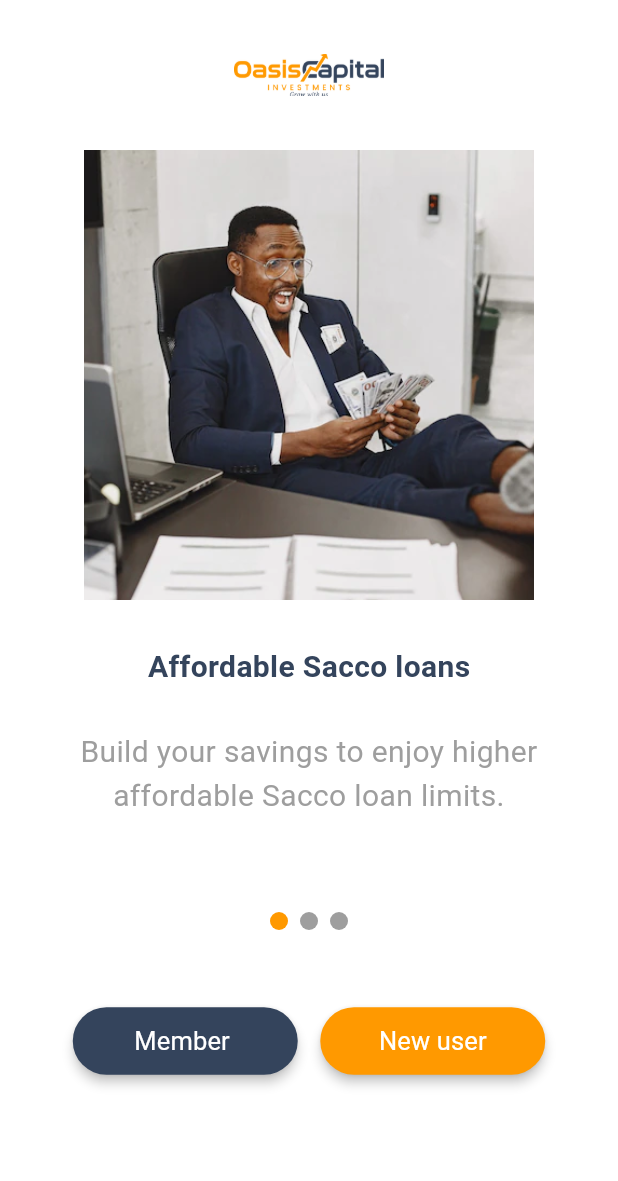
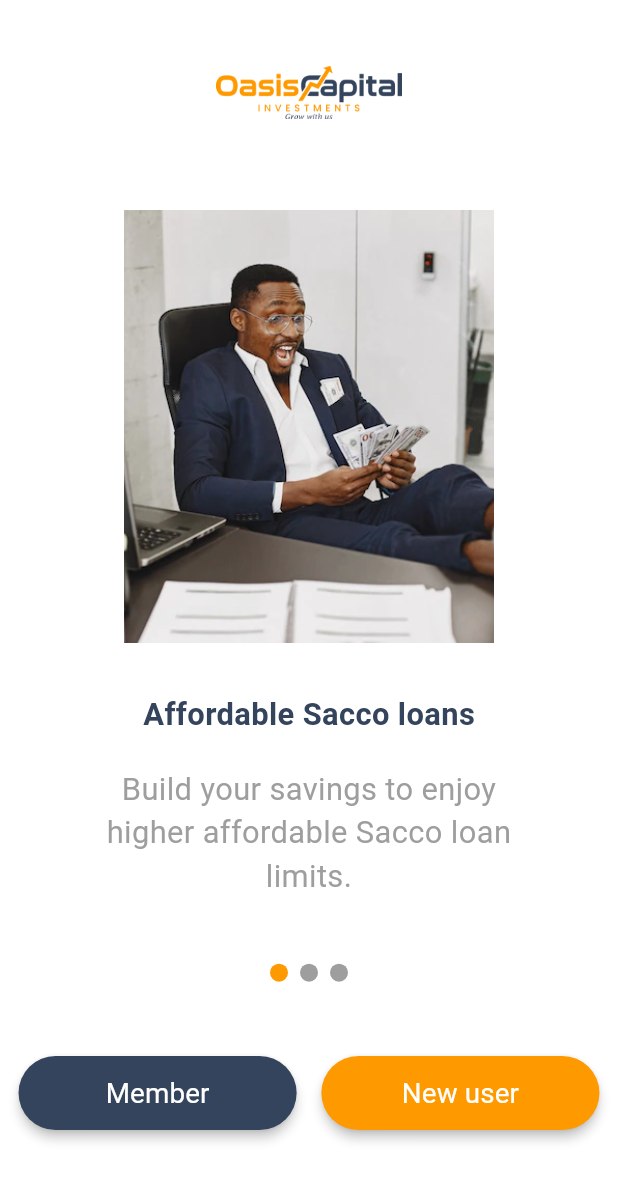
Before and after one commit to NGURE-TIM/OASIS-CAPITAL-INVESTMENTS, a Flutter app: the screen it shows after launch, on a phone screen of 412 x 824 dp. Shown: the top 1181 px of the screen. Run offline on Flutter 3.47's test engine with Material 3 defaults, Android fonts, the phone set to English and light mode, and no system bars; drawn by our look-alikes of flutter_carousel_widget; our stand-ins replace another_flutter_splash_screen, blurrycontainer, cloud_firestore, dashed_circular_progress_bar, dropdown_button2, dropdown_search and 13 more; missing offline and left inert: animated_icon, dart:ffi, flutter_dropdown_search, gif_view, whatsapp_unilink; accounts and stored records are empty.

Commit message:
responsive constraint corrections

```diff
--- a/lib/data_Entry/contacts.dart
+++ b/lib/data_Entry/contacts.dart
@@ -3,7 +3,7 @@ import 'package:firebase_auth/firebase_auth.dart';
 import 'package:fulusi/colors/colors.dart';
 import 'dataEntryWidgets/widgets.dart';
 import 'package:flutter/material.dart';
-import 'package:dropdown_textfield/dropdown_textfield.dart';
+//import 'package:dropdown_textfield/dropdown_textfield.dart';
 import 'package:flutter_dropdown_search/flutter_dropdown_search.dart';
 import 'package:firebase_core/firebase_core.dart';
 import 'package:firebase_database/firebase_database.dart';
--- a/lib/data_Entry/income.dart
+++ b/lib/data_Entry/income.dart
@@ -1,6 +1,7 @@
 import 'package:flutter/material.dart';
 import 'package:fulusi/colors/colors.dart';
 import 'package:provider/provider.dart';
+import '../global/size_config.dart';
 import '../globalWidgets.dart';
 import 'package:gif_view/gif_view.dart';
 import 'package:dropdown_button2/dropdown_button2.dart';
@@ -43,8 +44,8 @@ class _IncomeState extends State<Income> {
                  Center(
                   child:  GifView.asset(
                     'assets/images/account_Info/Income/Money income.gif',
-                    height: 300,
-                    width: 300,
+                    width:  SizeConfig.screenWidth *1,
+                    height: SizeConfig.screenHeight * 0.3,
                     frameRate: 30, // default is 15 FPS
                   )
                 ),
--- /dev/null
+++ b/lib/global/size_config.dart
@@ -0,0 +1,26 @@
+import 'package:flutter/widgets.dart';
+class SizeConfig {
+  static late MediaQueryData _mediaQueryData;
+  static late double screenWidth;
+  static late double screenHeight;
+  static late double blockSizeHorizontal;
+  static late  double blockSizeVertical;
+
+   void init(BuildContext context) {
+    _mediaQueryData = MediaQuery.of(context);
+    screenWidth = _mediaQueryData.size.width;
+    screenHeight = _mediaQueryData.size.height;
+  }
+
+  static responsiveHeightSize(int height) {
+    late double Size;
+    Size= height/ screenHeight;
+    return Size;
+
+  }
+  static responsiveWidthSize(int width) {
+    late double Size;
+    Size= width/screenWidth;
+    return Size ;
+  }
+}
--- a/lib/globalWidgets.dart
+++ b/lib/globalWidgets.dart
@@ -5,6 +5,7 @@ import 'package:provider/provider.dart';
 import 'package:flutter_spinkit/flutter_spinkit.dart';
 import 'package:fulusi/stateManagement_provider/provider.dart';
 import 'colors/colors.dart';
+import 'global/size_config.dart';
 
 class ElavatedButton extends StatelessWidget {
  Function() onPressed ;
@@ -17,18 +18,23 @@ class ElavatedButton extends StatelessWidget {
 
   @override
   Widget build(BuildContext context) {
+    SizeConfig().init(context);
     return ElevatedButton(onPressed:onPressed,
       style:
 
       ElevatedButton.styleFrom(
-    fixedSize: Size(150, 45),
+    fixedSize: Size(
+       SizeConfig.screenWidth * 0.45,
+        SizeConfig.screenHeight * 0.06
+
+    ),
         shape: RoundedRectangleBorder(borderRadius: BorderRadius.circular(30)),
           elevation: elavation, backgroundColor: bodyColor
       ), child: Text(
         text,
         style: TextStyle(
             color: textColor,
-                fontSize:17
+                fontSize:SizeConfig.screenWidth * 0.045,
         ),
       ),
     );
--- a/lib/splashPages/carousel.dart
+++ b/lib/splashPages/carousel.dart
@@ -1,145 +1,152 @@
-
-
 import 'package:flutter_carousel_widget/flutter_carousel_widget.dart';
 import 'package:flutter/material.dart';
 import 'package:fulusi/colors/colors.dart';
 import 'package:fulusi/data_Entry/account_Info.dart';
 import 'package:fulusi/home/dashboard.dart';
+import '../global/size_config.dart';
 import '../globalWidgets.dart';
 import '../logins/login_screens/register/verify.dart';
 import 'package:fulusi/home/home.dart';
-
-//bool phoneNumber verified
-
 
 class Carousel extends StatelessWidget {
   const Carousel({Key? key}) : super(key: key);
 
   @override
   Widget build(BuildContext context) {
-    return  SafeArea(
+    SizeConfig().init(context);
+    return SafeArea(
       child: Scaffold(
         backgroundColor: white,
-        body: Column(
+        body: SingleChildScrollView(
+          child: Column(
             children: [
 
           SizedBox(
-              height: 100,
-              width: 100,
+                  height: SizeConfig.screenHeight * 0.15,
+                  width: SizeConfig.screenWidth * 0.3,
                   child: Image.asset("assets/images/cropped-Oasis-Capital-Investments-trans.png"),
                 ),
+
+              SizedBox(height: SizeConfig.screenHeight * 0.02),
               FlutterCarousel(
                 options: CarouselOptions(
                   autoPlay: true,
                   autoPlayInterval: const Duration(seconds: 5),
                   viewportFraction: 1,
                   enlargeCenterPage: true,
-                height: 500.0,
+                  height: SizeConfig.screenHeight * 0.6,
                   showIndicator: true,
                   slideIndicator: const CircularSlideIndicator(
                     indicatorBorderColor: white,
                     currentIndicatorColor: mainOrange,
-                  indicatorBackgroundColor: grey
+                    indicatorBackgroundColor: grey,
                   ),
-                floatingIndicator: false
+                  floatingIndicator: false,
                 ),
                 items: sliders.map((item) {
                   return Builder(
                     builder: (BuildContext context) {
                       return Container(
-                        width: 400,
-                        height: 400,
-                        margin: EdgeInsets.symmetric(horizontal: 5.0),
+                        width: SizeConfig.screenWidth * 0.8,
+                        height: SizeConfig.screenHeight * 0.5,
+                        margin: EdgeInsets.symmetric(horizontal: SizeConfig.screenWidth * 0.05),
                         decoration: BoxDecoration(
-                            color: white
+                          color: white,
                         ),
                         child: Column(
                           children: [
-                            Image(
-                                height:300,
-                                width:300,
+                            Flexible(
+                              flex: 10,
+                              child: Image(
+                                height: SizeConfig.screenHeight * 0.35,
+                                width: SizeConfig.screenWidth * 0.6,
                                 fit: BoxFit.cover,
-                                image: AssetImage(item.imagepath)),
-                            SizedBox( height: 30,),
-
-                            Text(item.textBody1,
+                                image: AssetImage(item.imagepath),
+                              ),
+                            ),
+                            SizedBox(height: SizeConfig.screenHeight * 0.04),
+                            Flexible(
+                              flex: 1,
+                              child: Text(
+                                item.textBody1,
                                 style: TextStyle(
-                                color:mainBlue,
+                                  color: mainBlue,
                                   fontWeight: FontWeight.w700,
-                                fontSize: 20,
-                              ),
-
-
-                            ),
-
-                            SizedBox( height: 20,),
-
-                            Padding(
-                              padding: const EdgeInsets.all(8.0),
-                              child: Text(item.textBody2,
-                                textAlign: TextAlign.center,
-                              style:TextStyle(
-                                color:grey,
-                                fontWeight: FontWeight.w400,
-                                fontSize: 20,
+                                  fontSize: SizeConfig.screenWidth * 0.05,
                                 ),
                               ),
                             ),
-
+                            SizedBox(height: SizeConfig.screenHeight * 0.025),
+                            Flexible(
+                              flex: 4,
+                              child: Padding(
+                                padding: EdgeInsets.symmetric(horizontal: SizeConfig.screenWidth * 0.05),
+                                child: Text(
+                                  item.textBody2,
+                                  textAlign: TextAlign.center,
+                                  style: TextStyle(
+                                    color: grey,
+                                    fontWeight: FontWeight.w400,
+                                    fontSize: SizeConfig.screenWidth * 0.05,
+                                  ),
+                                ),
+                              ),
+                            ),
                           ],
-                        )
+                        ),
                       );
                     },
                   );
                 }).toList(),
               ),
-            const SizedBox(
-              height: 50,
-            ),
+              SizedBox(height: SizeConfig.screenHeight * 0.06),
               Row(
                 mainAxisAlignment: MainAxisAlignment.center,
                 children: [
-                 ElavatedButton('Member ' , white ,mainBlue   , (){Navigator.push(
+                  ElavatedButton('Member', white, mainBlue, () {
+                    Navigator.push(
                       context,
                       MaterialPageRoute(builder: (context) => Verify()),
-                 );},3),
-                 const SizedBox(
-                   width:15
-                 ),
-                 ElavatedButton('New user' , white, mainOrange,(){Navigator.push(
+                    );
+                  }, 3),
+                  SizedBox(width: SizeConfig.screenWidth * 0.04),
+                  ElavatedButton('New user', white, mainOrange, () {
+                    Navigator.push(
                       context,
-                   //MaterialPageRoute(builder: (context) => const AccountInfo()),
-                   MaterialPageRoute(builder: (context) =>  Home()),
-                 );},3),
-
+                      MaterialPageRoute(builder: (context) => AccountInfo()),
+                    );
+                  }, 3),
                 ],
               ),
             ],
+          ),
         ),
       ),
     );
   }
 }
 
-
-
-
-class BuildCarousel{
+class BuildCarousel {
   String imagepath;
   String textBody1;
   String textBody2;
-  BuildCarousel (this.imagepath,this.textBody1,this.textBody2);
+  BuildCarousel(this.imagepath, this.textBody1, this.textBody2);
 }
 
-
-List sliders= [
-  BuildCarousel('assets/images/african-man-black-suit-guy-sitting-table-businessman-with-money_1157-48554.webp',
-  'Affordable Sacco loans', 'Build your savings to enjoy higher affordable Sacco loan limits.'
+List sliders = [
+  BuildCarousel(
+    'assets/images/african-man-black-suit-guy-sitting-table-businessman-with-money_1157-48554.webp',
+    'Affordable Sacco loans',
+    'Build your savings to enjoy higher affordable Sacco loan limits.',
   ),
-  BuildCarousel('assets/images/mortgage-contract-house-figurine_23-2147737962.jpg',
-      'Loan products', 'Borrow at low interest to finance your needs, business or project.'
+  BuildCarousel(
+    'assets/images/mortgage-contract-house-figurine_23-2147737962.jpg',
+    'Loan products',
+    'Borrow at low interest to finance your needs, business or project.',
   ),
-  BuildCarousel('assets/images/photorealistic-money-with-plant_23-2151027561.webp',
-      'Sacco Investment shares', 'Invest on Sacco properties and earn dividends.'
+  BuildCarousel(
+    'assets/images/photorealistic-money-with-plant_23-2151027561.webp',
+    'Sacco Investment shares',
+    'Invest on Sacco properties and earn dividends.',
   ),
 ];
--- a/pubspec.yaml
+++ b/pubspec.yaml
@@ -42,7 +42,6 @@ dependencies:
   cloud_firestore: ^4.14.0
   dashed_circular_progress_bar: ^0.0.6
   slide_countdown: ^1.5.0
-  dropdown_textfield: ^1.0.8
   flutter_dropdown_search: ^0.0.4
   firebase_database: ^10.4.0
   flutter_carousel_widget: ^2.2.0
@@ -68,6 +67,7 @@ dependencies:
   flutter_animated_button: ^2.0.3
   simple_circular_progress_bar: ^1.0.2
   badges: ^3.1.2
+  flutter_screenutil: ^5.9.3
 
 
 dev_dependencies:
```
Also changed, not shown: lib/data_Entry/account_Info.dart (+16 -11 lines), lib/data_Entry/code.dart (+8 -5 lines), lib/data_Entry/dob.dart (+4 -3 lines), lib/data_Entry/emailandPhone.dart (+4 -3 lines), lib/data_Entry/name.dart (+4 -3 lines), lib/logins/login_screens/register/verify.dart (+34 -13 lines), pubspec.lock. Lines whose indentation alone changed are shown as unchanged.
